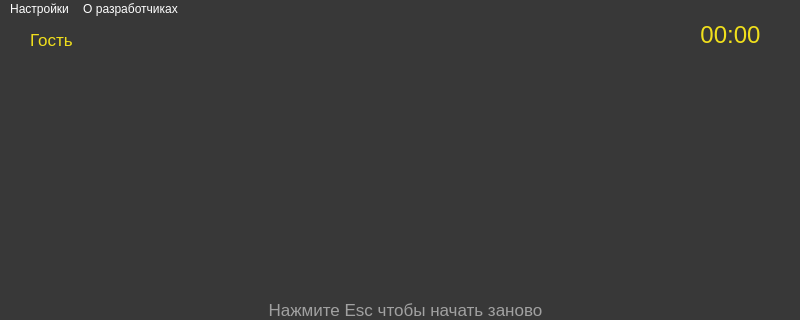
First picture: the form in project.ui, repository Dzhuks/typing_test, before the edit; both pictures show x 0 to 800 and y 0 to 320 of the 800 by 600 pixel window.
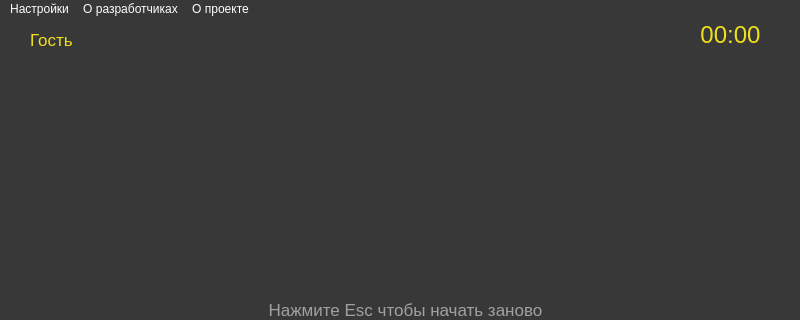
Second picture: the form after the edit.

Commit message: Привязка меню к функциям

Diff of the .ui file:
```diff
--- a/project.ui
+++ b/project.ui
@@ -208,13 +208,19 @@
     <addaction name="user_setting"/>
     <addaction name="results_menu"/>
    </widget>
-   <widget class="QMenu" name="about_menu">
+   <widget class="QMenu" name="about_us_menu">
     <property name="title">
      <string>О разработчиках</string>
     </property>
    </widget>
+   <widget class="QMenu" name="about_project_menu">
+    <property name="title">
+     <string>О проекте</string>
+    </property>
+   </widget>
    <addaction name="settings_menu"/>
-   <addaction name="about_menu"/>
+   <addaction name="about_us_menu"/>
+   <addaction name="about_project_menu"/>
   </widget>
   <widget class="QStatusBar" name="statusbar">
    <property name="enabled">
```
The commit also changes 2 other files.
